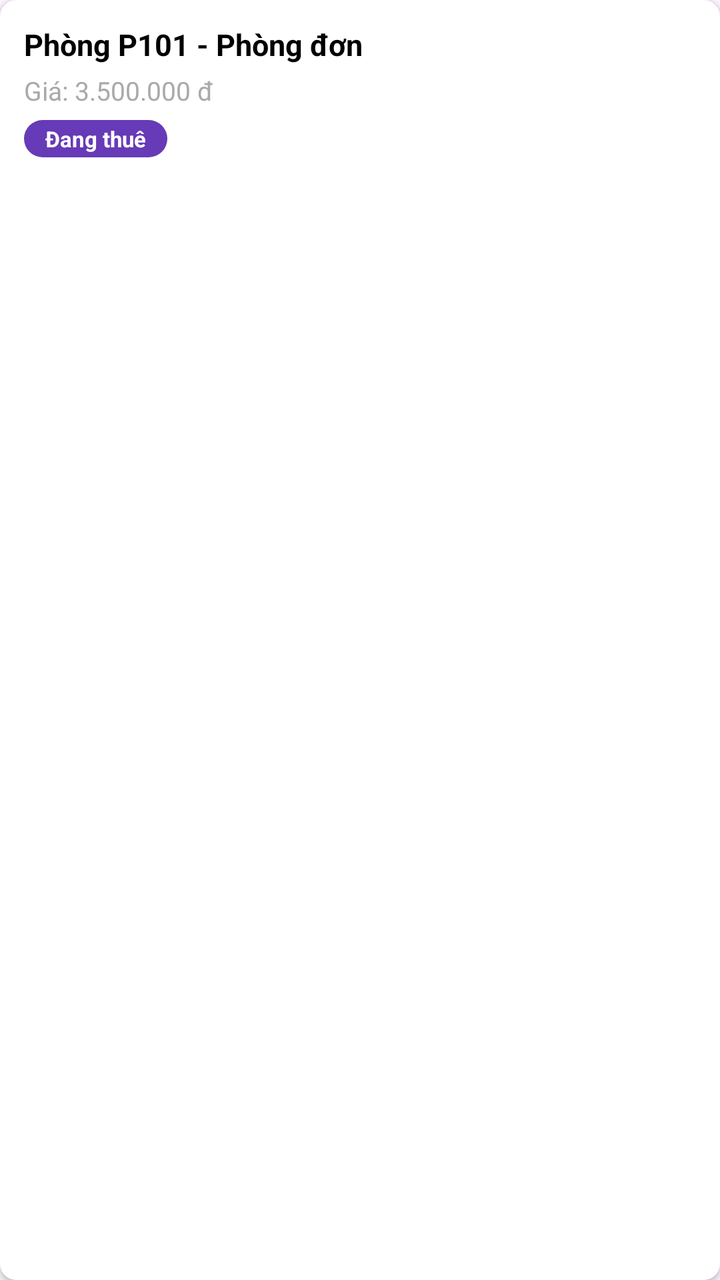
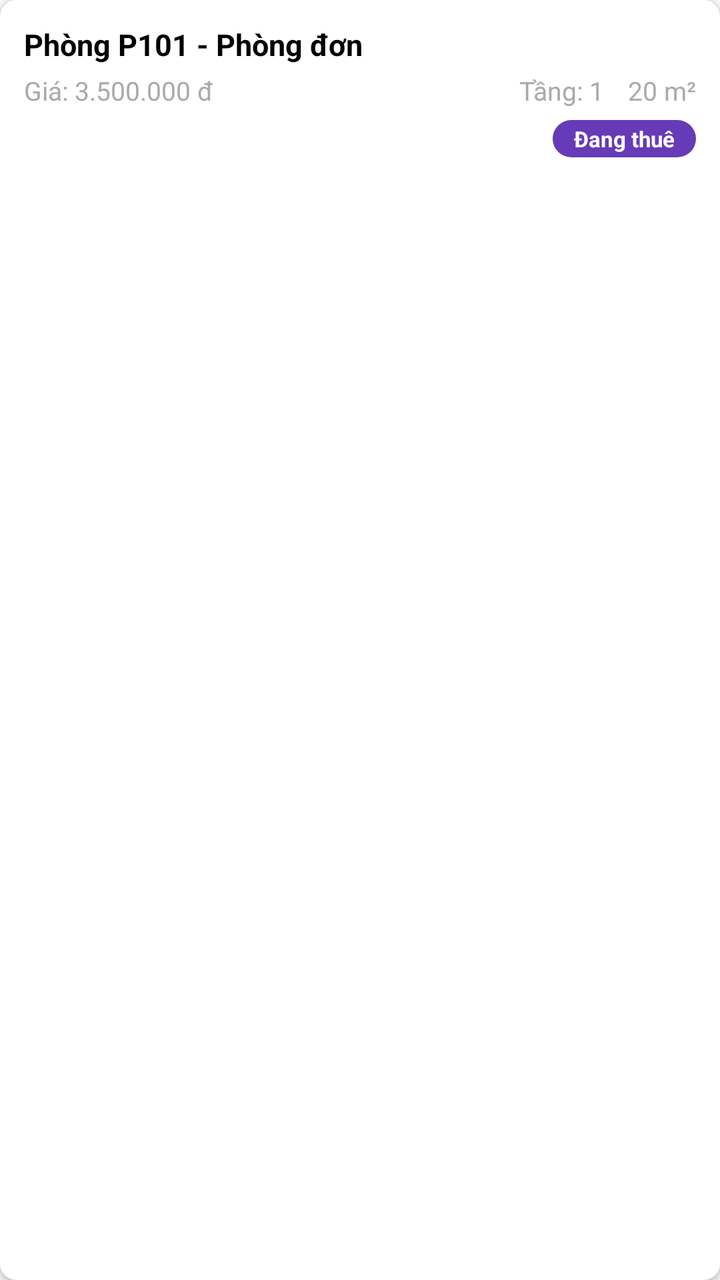

Two renders of the same Android screen: before a commit and after it. Below are the layout's source before the change and the commit's diff.
<!-- AndroidManifest.xml: application theme Theme.Detai1 -->
<!-- res/layout/item_phong.xml -->
<?xml version="1.0" encoding="utf-8"?>
<androidx.cardview.widget.CardView xmlns:android="http://schemas.android.com/apk/res/android"
    xmlns:app="http://schemas.android.com/apk/res-auto"
    android:layout_width="match_parent"
    android:layout_height="wrap_content"
    app:cardCornerRadius="8dp"
    app:cardElevation="2dp"
    android:layout_marginBottom="8dp"
    app:cardBackgroundColor="@android:color/white">

    <LinearLayout
        android:layout_width="match_parent"
        android:layout_height="wrap_content"
        android:orientation="vertical"
        android:padding="12dp">

        <TextView
            android:id="@+id/tvTenPhong"
            android:layout_width="match_parent"
            android:layout_height="wrap_content"
            android:text="Phòng P101 - Phòng đơn"
            android:textSize="15sp"
            android:textStyle="bold"
            android:textColor="@android:color/black"
            android:layout_marginBottom="4dp"/>

        <TextView
            android:id="@+id/tvGiaThue"
            android:layout_width="match_parent"
            android:layout_height="wrap_content"
            android:text="Giá: 3.500.000 đ"
            android:textSize="13sp"
            android:textColor="@android:color/darker_gray"
            android:layout_marginBottom="6dp"/>

        <TextView
            android:id="@+id/tvTrangThai"
            android:layout_width="wrap_content"
            android:layout_height="wrap_content"
            android:text=" Đang thuê "
            android:textSize="11sp"
            android:textStyle="bold"
            android:textColor="@android:color/white"
            android:background="@drawable/badge_purple"
            android:paddingStart="8dp"
            android:paddingEnd="8dp"
            android:paddingTop="2dp"
            android:paddingBottom="2dp"/>

    </LinearLayout>
</androidx.cardview.widget.CardView>
<!-- resources referenced by this layout -->
<resources>
  <!-- drawable badge_purple (drawable) -->
  <?xml version="1.0" encoding="utf-8"?>
  <shape xmlns:android="http://schemas.android.com/apk/res/android"
      android:shape="rectangle">
      <solid android:color="#673AB7"/>
      <corners android:radius="12dp"/>
  </shape>
  <style name="Theme.Detai1" parent="Base.Theme.Detai1" />
  <style name="Base.Theme.Detai1" parent="Theme.Material3.DayNight.NoActionBar">
          
          
      </style>
</resources>

<!-- the commit's change to res/layout/item_phong.xml (unified diff, before → after) -->
@@ -24,28 +24,59 @@
             android:textColor="@android:color/black"
             android:layout_marginBottom="4dp"/>
 
-        <TextView
-            android:id="@+id/tvGiaThue"
+        <LinearLayout
             android:layout_width="match_parent"
             android:layout_height="wrap_content"
-            android:text="Giá: 3.500.000 đ"
-            android:textSize="13sp"
-            android:textColor="@android:color/darker_gray"
-            android:layout_marginBottom="6dp"/>
+            android:orientation="horizontal"
+            android:layout_marginBottom="6dp">
 
-        <TextView
-            android:id="@+id/tvTrangThai"
-            android:layout_width="wrap_content"
+            <TextView
+                android:id="@+id/tvGiaThue"
+                android:layout_width="0dp"
+                android:layout_height="wrap_content"
+                android:layout_weight="1"
+                android:text="Giá: 3.500.000 đ"
+                android:textSize="13sp"
+                android:textColor="@android:color/darker_gray"/>
+
+            <TextView
+                android:id="@+id/tvTang"
+                android:layout_width="wrap_content"
+                android:layout_height="wrap_content"
+                android:text="Tầng: 1"
+                android:textSize="13sp"
+                android:textColor="@android:color/darker_gray"
+                android:layout_marginEnd="12dp"/>
+
+            <TextView
+                android:id="@+id/tvDienTich"
+                android:layout_width="wrap_content"
+                android:layout_height="wrap_content"
+                android:text="20 m²"
+                android:textSize="13sp"
+                android:textColor="@android:color/darker_gray"/>
+        </LinearLayout>
+
+        <LinearLayout
+            android:layout_width="match_parent"
             android:layout_height="wrap_content"
-            android:text=" Đang thuê "
-            android:textSize="11sp"
-            android:textStyle="bold"
-            android:textColor="@android:color/white"
-            android:background="@drawable/badge_purple"
-            android:paddingStart="8dp"
-            android:paddingEnd="8dp"
-            android:paddingTop="2dp"
-            android:paddingBottom="2dp"/>
+            android:orientation="horizontal"
+            android:gravity="end">
+
+            <TextView
+                android:id="@+id/tvTrangThai"
+                android:layout_width="wrap_content"
+                android:layout_height="wrap_content"
+                android:text=" Đang thuê "
+                android:textSize="11sp"
+                android:textStyle="bold"
+                android:textColor="@android:color/white"
+                android:background="@drawable/badge_purple"
+                android:paddingStart="8dp"
+                android:paddingEnd="8dp"
+                android:paddingTop="2dp"
+                android:paddingBottom="2dp"/>
+        </LinearLayout>
 
     </LinearLayout>
 </androidx.cardview.widget.CardView>
